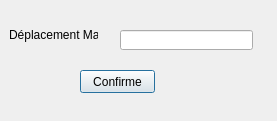
Before: the Qt Designer form decter/deplacementmaxdialog.ui in bigflower123/PFE, drawn with Qt 5.
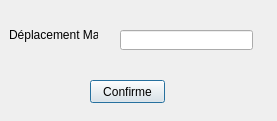
After: the same form once the commit is applied.

```diff
--- a/decter/deplacementmaxdialog.ui
+++ b/decter/deplacementmaxdialog.ui
@@ -39,8 +39,8 @@
   <widget class="QPushButton" name="OkButton">
    <property name="geometry">
     <rect>
-     <x>80</x>
-     <y>70</y>
+     <x>90</x>
+     <y>80</y>
      <width>75</width>
      <height>23</height>
     </rect>
@@ -49,6 +49,19 @@
     <string>Confirme</string>
    </property>
   </widget>
+  <widget class="QLabel" name="msgLabel">
+   <property name="geometry">
+    <rect>
+     <x>120</x>
+     <y>60</y>
+     <width>131</width>
+     <height>16</height>
+    </rect>
+   </property>
+   <property name="text">
+    <string/>
+   </property>
+  </widget>
  </widget>
  <resources/>
  <connections/>
```
